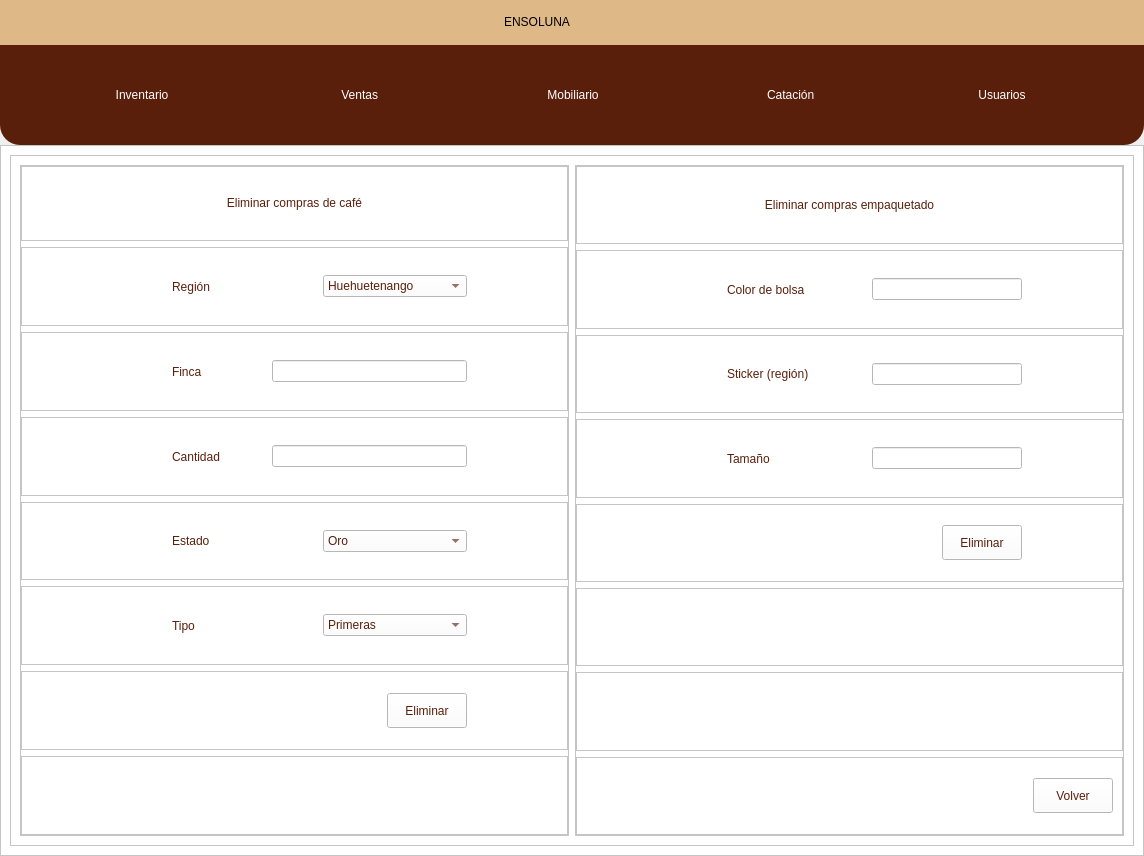
Old version of the form views/designs/DB1.ui in the repository andree-ro/BaseDatosEnsoluna.
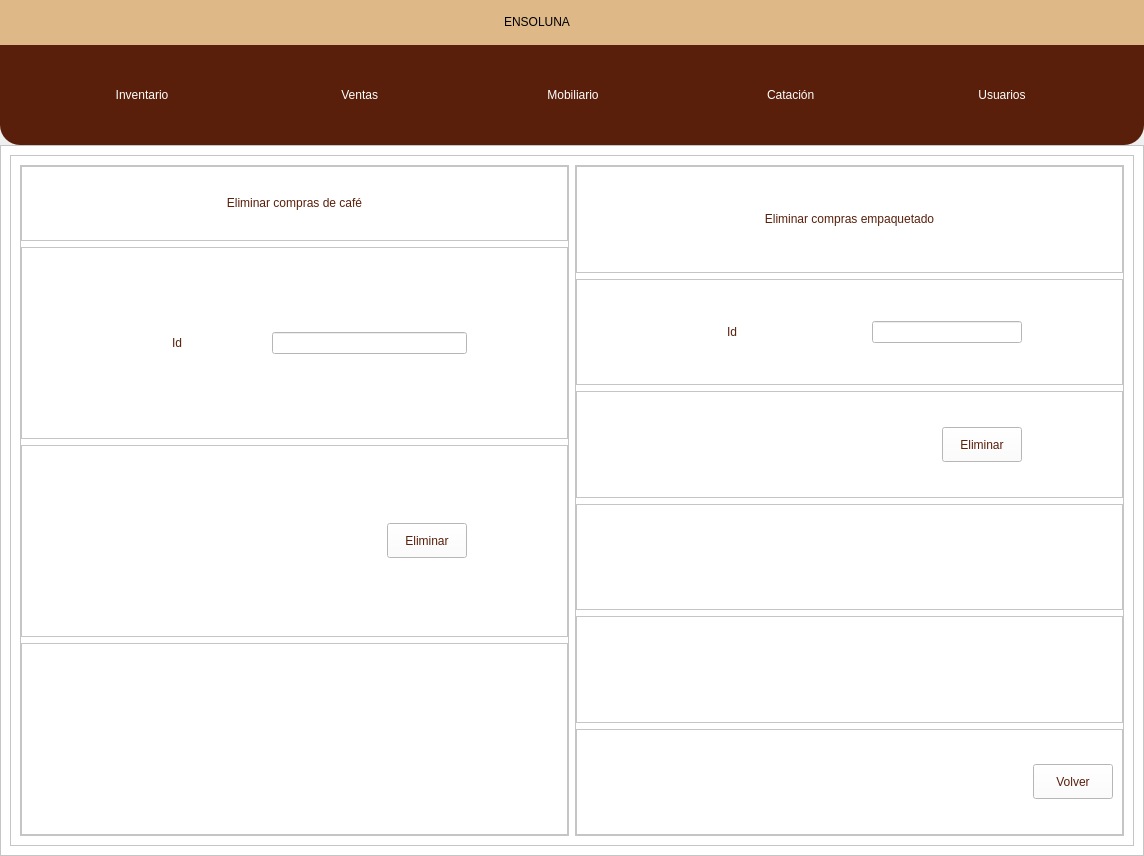
New version of the form. The open tabs and pages were chosen to show the change. Icons and pictures are not drawn.

```diff
--- a/views/designs/DB1.ui
+++ b/views/designs/DB1.ui
@@ -8840,83 +8840,6 @@
                    </layout>
                   </widget>
                  </item>
-                 <item>
-                  <widget class="QFrame" name="frame_59">
-                   <property name="frameShape">
-                    <enum>QFrame::StyledPanel</enum>
-                   </property>
-                   <property name="frameShadow">
-                    <enum>QFrame::Raised</enum>
-                   </property>
-                   <layout class="QHBoxLayout" name="horizontalLayout_34">
-                    <property name="leftMargin">
-                     <number>150</number>
-                    </property>
-                    <property name="rightMargin">
-                     <number>100</number>
-                    </property>
-                    <item>
-                     <widget class="QLabel" name="label_25">
-                      <property name="styleSheet">
-                       <string notr="true">color: rgb(89, 31, 11);
-font: 75 10pt &quot;Open Sans Semibold&quot;</string>
-                      </property>
-                      <property name="text">
-                       <string>Región</string>
-                      </property>
-                     </widget>
-                    </item>
-                    <item>
-                     <widget class="QComboBox" name="regionElimComboBx">
-                      <property name="styleSheet">
-                       <string notr="true">color: rgb(89, 31, 11);
-font: 75 10pt &quot;Open Sans Semibold&quot;</string>
-                      </property>
-                      <item>
-                       <property name="text">
-                        <string>Huehuetenango</string>
-                       </property>
-                      </item>
-                      <item>
-                       <property name="text">
-                        <string>San Marcos</string>
-                       </property>
-                      </item>
-                      <item>
-                       <property name="text">
-                        <string>Antigua Guatemala</string>
-                       </property>
-                      </item>
-                      <item>
-                       <property name="text">
-                        <string>Acatenango</string>
-                       </property>
-                      </item>
-                      <item>
-                       <property name="text">
-                        <string>Fraijanes</string>
-                       </property>
-                      </item>
-                      <item>
-                       <property name="text">
-                        <string>Coban</string>
-                       </property>
-                      </item>
-                      <item>
-                       <property name="text">
-                        <string>Nuevo Oriente</string>
-                       </property>
-                      </item>
-                      <item>
-                       <property name="text">
-                        <string>Atitlan</string>
-                       </property>
-                      </item>
-                     </widget>
-                    </item>
-                   </layout>
-                  </widget>
-                 </item>
                  <item>
                   <widget class="QFrame" name="frame_60">
                    <property name="frameShape">
@@ -8939,7 +8862,7 @@
 font: 75 10pt &quot;Open Sans Semibold&quot;</string>
                       </property>
                       <property name="text">
-                       <string>Finca</string>
+                       <string>Id</string>
                       </property>
                      </widget>
                     </item>
@@ -8962,166 +8885,6 @@
                    </layout>
                   </widget>
                  </item>
-                 <item>
-                  <widget class="QFrame" name="frame_61">
-                   <property name="frameShape">
-                    <enum>QFrame::StyledPanel</enum>
-                   </property>
-                   <property name="frameShadow">
-                    <enum>QFrame::Raised</enum>
-                   </property>
-                   <layout class="QHBoxLayout" name="horizontalLayout_36">
-                    <property name="leftMargin">
-                     <number>150</number>
-                    </property>
-                    <property name="rightMargin">
-                     <number>100</number>
-                    </property>
-                    <item>
-                     <widget class="QLabel" name="label_27">
-                      <property name="styleSheet">
-                       <string notr="true">color: rgb(89, 31, 11);
-font: 75 10pt &quot;Open Sans Semibold&quot;</string>
-                      </property>
-                      <property name="text">
-                       <string>Cantidad</string>
-                      </property>
-                     </widget>
-                    </item>
-                    <item>
-                     <widget class="QLineEdit" name="cantidadElimText">
-                      <property name="minimumSize">
-                       <size>
-                        <width>190</width>
-                        <height>0</height>
-                       </size>
-                      </property>
-                      <property name="maximumSize">
-                       <size>
-                        <width>195</width>
-                        <height>16777215</height>
-                       </size>
-                      </property>
-                     </widget>
-                    </item>
-                   </layout>
-                  </widget>
-                 </item>
-                 <item>
-                  <widget class="QFrame" name="frame_62">
-                   <property name="frameShape">
-                    <enum>QFrame::StyledPanel</enum>
-                   </property>
-                   <property name="frameShadow">
-                    <enum>QFrame::Raised</enum>
-                   </property>
-                   <layout class="QHBoxLayout" name="horizontalLayout_37">
-                    <property name="leftMargin">
-                     <number>150</number>
-                    </property>
-                    <property name="rightMargin">
-                     <number>100</number>
-                    </property>
-                    <item>
-                     <widget class="QLabel" name="label_28">
-                      <property name="styleSheet">
-                       <string notr="true">color: rgb(89, 31, 11);
-font: 75 10pt &quot;Open Sans Semibold&quot;</string>
-                      </property>
-                      <property name="text">
-                       <string>Estado</string>
-                      </property>
-                     </widget>
-                    </item>
-                    <item>
-                     <widget class="QComboBox" name="estadoElimComboBx">
-                      <property name="maximumSize">
-                       <size>
-                        <width>300</width>
-                        <height>16777215</height>
-                       </size>
-                      </property>
-                      <property name="styleSheet">
-                       <string notr="true">color: rgb(89, 31, 11);
-font: 75 10pt &quot;Open Sans Semibold&quot;</string>
-                      </property>
-                      <item>
-                       <property name="text">
-                        <string>Oro</string>
-                       </property>
-                      </item>
-                      <item>
-                       <property name="text">
-                        <string>Pergamino</string>
-                       </property>
-                      </item>
-                      <item>
-                       <property name="text">
-                        <string>Cerezo</string>
-                       </property>
-                      </item>
-                     </widget>
-                    </item>
-                   </layout>
-                  </widget>
-                 </item>
-                 <item>
-                  <widget class="QFrame" name="frame_63">
-                   <property name="frameShape">
-                    <enum>QFrame::StyledPanel</enum>
-                   </property>
-                   <property name="frameShadow">
-                    <enum>QFrame::Raised</enum>
-                   </property>
-                   <layout class="QHBoxLayout" name="horizontalLayout_38">
-                    <property name="leftMargin">
-                     <number>150</number>
-                    </property>
-                    <property name="rightMargin">
-                     <number>100</number>
-                    </property>
-                    <item>
-                     <widget class="QLabel" name="label_29">
-                      <property name="styleSheet">
-                       <string notr="true">color: rgb(89, 31, 11);
-font: 75 10pt &quot;Open Sans Semibold&quot;</string>
-                      </property>
-                      <property name="text">
-                       <string>Tipo</string>
-                      </property>
-                     </widget>
-                    </item>
-                    <item>
-                     <widget class="QComboBox" name="comboBox_12">
-                      <property name="styleSheet">
-                       <string notr="true">color: rgb(89, 31, 11);
-font: 75 10pt &quot;Open Sans Semibold&quot;</string>
-                      </property>
-                      <item>
-                       <property name="text">
-                        <string>Primeras</string>
-                       </property>
-                      </item>
-                      <item>
-                       <property name="text">
-                        <string>Segundas</string>
-                       </property>
-                      </item>
-                      <item>
-                       <property name="text">
-                        <string>Espressio</string>
-                       </property>
-                      </item>
-                      <item>
-                       <property name="text">
-                        <string>Cataduras</string>
-                       </property>
-                      </item>
-                     </widget>
-                    </item>
-                   </layout>
-                  </widget>
-                 </item>
                  <item>
                   <widget class="QFrame" name="frame_64">
                    <property name="frameShape">
@@ -9287,7 +9050,7 @@
 font: 75 10pt &quot;Open Sans Semibold&quot;</string>
                       </property>
                       <property name="text">
-                       <string>Color de bolsa</string>
+                       <string>Id</string>
                       </property>
                      </widget>
                     </item>
@@ -9304,102 +9067,6 @@
                    </layout>
                   </widget>
                  </item>
-                 <item>
-                  <widget class="QFrame" name="frame_69">
-                   <property name="frameShape">
-                    <enum>QFrame::StyledPanel</enum>
-                   </property>
-                   <property name="frameShadow">
-                    <enum>QFrame::Raised</enum>
-                   </property>
-                   <layout class="QHBoxLayout" name="horizontalLayout_41">
-                    <property name="leftMargin">
-                     <number>150</number>
-                    </property>
-                    <property name="rightMargin">
-                     <number>100</number>
-                    </property>
-                    <item>
-                     <widget class="QLabel" name="label_31">
-                      <property name="maximumSize">
-                       <size>
-                        <width>200</width>
-                        <height>16777215</height>
-                       </size>
-                      </property>
-                      <property name="styleSheet">
-                       <string notr="true">color: rgb(89, 31, 11);
-font: 75 10pt &quot;Open Sans Semibold&quot;</string>
-                      </property>
-                      <property name="text">
-                       <string>Sticker (región)</string>
-                      </property>
-                     </widget>
-                    </item>
-                    <item>
-                     <widget class="QLineEdit" name="stickerElimText">
-                      <property name="maximumSize">
-                       <size>
-                        <width>150</width>
-                        <height>16777215</height>
-                       </size>
-                      </property>
-                     </widget>
-                    </item>
-                   </layout>
-                  </widget>
-                 </item>
-                 <item>
-                  <widget class="QFrame" name="frame_70">
-                   <property name="frameShape">
-                    <enum>QFrame::StyledPanel</enum>
-                   </property>
-                   <property name="frameShadow">
-                    <enum>QFrame::Raised</enum>
-                   </property>
-                   <layout class="QHBoxLayout" name="horizontalLayout_42">
-                    <property name="leftMargin">
-                     <number>150</number>
-                    </property>
-                    <property name="rightMargin">
-                     <number>100</number>
-                    </property>
-                    <item>
-                     <widget class="QLabel" name="label_32">
-                      <property name="minimumSize">
-                       <size>
-                        <width>50</width>
-                        <height>0</height>
-                       </size>
-                      </property>
-                      <property name="maximumSize">
-                       <size>
-                        <width>200</width>
-                        <height>16777215</height>
-                       </size>
-                      </property>
-                      <property name="styleSheet">
-                       <string notr="true">color: rgb(89, 31, 11);
-font: 75 10pt &quot;Open Sans Semibold&quot;</string>
-                      </property>
-                      <property name="text">
-                       <string>Tamaño</string>
-                      </property>
-                     </widget>
-                    </item>
-                    <item>
-                     <widget class="QLineEdit" name="tamanioElimText">
-                      <property name="maximumSize">
-                       <size>
-                        <width>150</width>
-                        <height>16777215</height>
-                       </size>
-                      </property>
-                     </widget>
-                    </item>
-                   </layout>
-                  </widget>
-                 </item>
                  <item>
                   <widget class="QFrame" name="frame_71">
                    <property name="frameShape">
```
Left out of the diff: 685 changed lines with no effect on the pictures.
